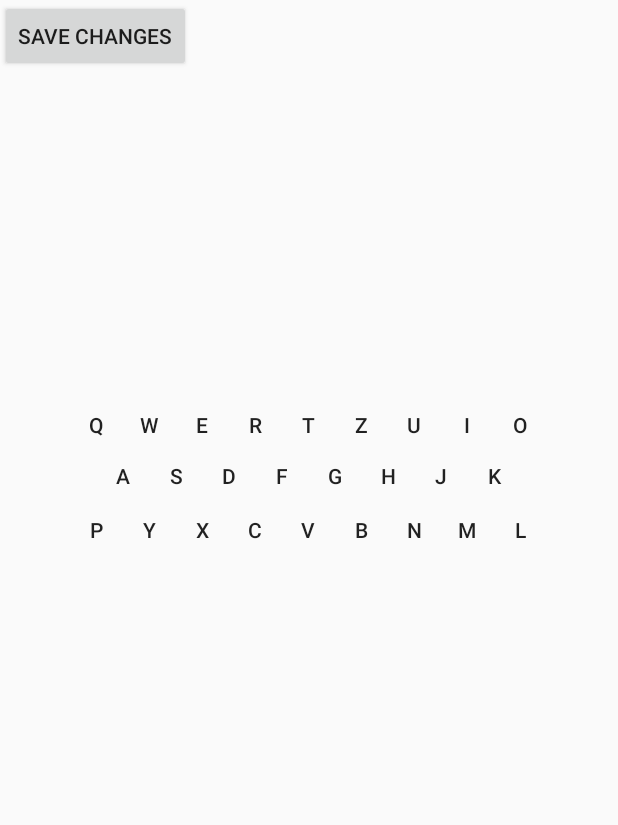
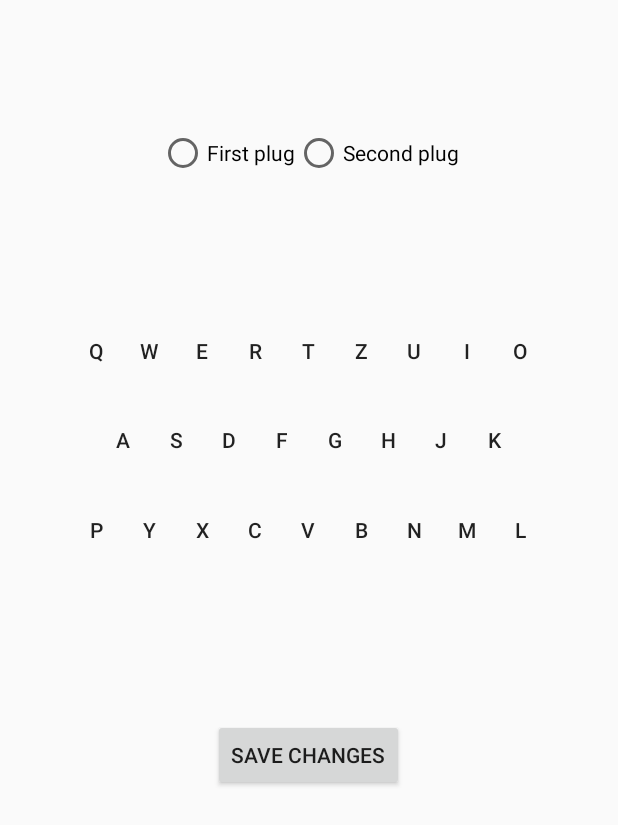
Before and after one commit to Hrichart/Enigma_LAST_OFFICIAL, an Android app: the Plugboard screen opened directly, with no data from a screen before it, on a phone screen of 412 x 824 dp. Shown: the top 825 px of the screen. Run offline under Robolectric (Android 15) with nearby library versions, the phone set to English and light mode, and no system bars.

Commit message:
last one

```diff
--- a/app/build.gradle
+++ b/app/build.gradle
@@ -4,7 +4,7 @@ android {
     compileSdkVersion 28
     defaultConfig {
         applicationId "com.example.ricca.enigma"
-        minSdkVersion 15
+        minSdkVersion 20
         targetSdkVersion 28
         versionCode 1
         versionName "1.0"
@@ -16,10 +16,12 @@ android {
             proguardFiles getDefaultProguardFile('proguard-android.txt'), 'proguard-rules.pro'
         }
     }
+    productFlavors {
+    }
 }
 
 dependencies {
-    implementation fileTree(dir: 'libs', include: ['*.jar'])
+    implementation fileTree(include: ['*.jar'], dir: 'libs')
     implementation 'com.android.support:appcompat-v7:28.0.0'
     implementation 'com.android.support.constraint:constraint-layout:1.1.3'
     implementation 'com.android.support:support-v4:28.0.0'
--- a/app/src/main/java/com/example/ricca/enigma/MainActivity.java
+++ b/app/src/main/java/com/example/ricca/enigma/MainActivity.java
@@ -53,13 +53,13 @@ public class MainActivity extends AppCompatActivity {
        editor.putInt("letter_two_key",0);
        editor.putInt("letter_three_key",0);
        editor.putInt("letter_four_key",0);
-       editor.commit();
+       editor.apply();
        Crypt_decrypt.crypt_preferences=getSharedPreferences(Crypt_decrypt.CRYPTPREFERENCES,Context.MODE_PRIVATE);
        SharedPreferences.Editor editor2=Crypt_decrypt.crypt_preferences.edit();
        editor2.putString("original_text_key","");
        editor2.putString("crypted_text2_key","");
        editor2.putString("decrypted_text2_key","");
-       editor2.commit();
+       editor2.apply();
        Intent intent = new Intent(this, Crypt_decrypt.class);
        startActivity(intent);
    }
--- a/app/src/main/java/com/example/ricca/enigma/toCrypt.java
+++ b/app/src/main/java/com/example/ricca/enigma/toCrypt.java
@@ -4,7 +4,6 @@ import android.content.ClipData;
 import android.content.ClipboardManager;
 import android.content.Context;
 import android.content.Intent;
-import android.content.SharedPreferences;
 import android.support.v7.app.AppCompatActivity;
 import android.os.Bundle;
 import android.view.View;
--- a/app/src/main/res/layout/activity_crypt.xml
+++ b/app/src/main/res/layout/activity_crypt.xml
@@ -107,7 +107,8 @@
                 android:layout_marginTop="0dp"
                 android:background="@drawable/round_shape"
                 android:onClick="openEnigma"
-                tools:ignore="ButtonStyle" /> <!--Q-->
+                tools:ignore="ButtonStyle"
+                /> <!--Q-->
             <Button
                 android:id="@+id/bttW"
                 android:layout_width="@dimen/std"
--- a/app/src/main/res/layout/activity_plugboard.xml
+++ b/app/src/main/res/layout/activity_plugboard.xml
@@ -1,20 +1,43 @@
 <?xml version="1.0" encoding="utf-8"?>
 <RelativeLayout xmlns:android="http://schemas.android.com/apk/res/android"
-    xmlns:app="http://schemas.android.com/apk/res-auto"
     xmlns:tools="http://schemas.android.com/tools"
     android:layout_width="match_parent"
     android:layout_height="match_parent"
     tools:context=".Plugboard">
+
+    <RadioGroup
+        android:layout_width="match_parent"
+        android:layout_height="wrap_content"
+        android:layout_alignParentStart="true"
+        android:layout_alignParentTop="true"
+        android:layout_marginTop="86dp"
+        android:gravity="center_horizontal"
+        android:orientation="horizontal">
+
+        <RadioButton
+            android:id="@+id/radio_plug1"
+            android:layout_width="wrap_content"
+            android:layout_height="wrap_content"
+            android:text="@string/plug1" />
+
+        <RadioButton
+            android:id="@+id/radio_plug2"
+            android:layout_width="wrap_content"
+            android:layout_height="wrap_content"
+            android:text="@string/plug2" />
+    </RadioGroup>
+
     <LinearLayout
         android:layout_width="match_parent"
         android:layout_height="wrap_content"
+        android:layout_alignParentTop="true"
         android:layout_marginStart="0dp"
-        android:layout_marginLeft="0dp"
-        android:layout_marginTop="265dp"
+        android:layout_marginTop="216dp"
         android:gravity="center_horizontal"
         android:orientation="horizontal">
+
         <Button
-        android:id="@+id/bttQ"
+            android:id="@+id/bttQ2"
             android:layout_width="@dimen/std"
             android:layout_height="@dimen/std"
             android:background="@drawable/round_shape"
@@ -22,7 +45,7 @@
             android:text="@string/Q"
             tools:ignore="ButtonStyle" /> <!--Q-->
         <Button
-        android:id="@+id/bttW"
+            android:id="@+id/bttW2"
             android:layout_width="@dimen/std"
             android:layout_height="@dimen/std"
             android:background="@drawable/round_shape"
@@ -30,7 +53,7 @@
             android:text="@string/W"
             tools:ignore="ButtonStyle" /> <!--W-->
         <Button
-        android:id="@+id/bttE"
+            android:id="@+id/bttE2"
             android:layout_width="@dimen/std"
             android:layout_height="@dimen/std"
             android:background="@drawable/round_shape"
@@ -38,7 +61,7 @@
             android:text="@string/E"
             tools:ignore="ButtonStyle" /> <!--E-->
         <Button
-        android:id="@+id/bttR"
+            android:id="@+id/bttR2"
             android:layout_width="@dimen/std"
             android:layout_height="@dimen/std"
             android:background="@drawable/round_shape"
@@ -46,7 +69,7 @@
             android:text="@string/R"
             tools:ignore="ButtonStyle" /> <!--R-->
         <Button
-        android:id="@+id/bttT"
+            android:id="@+id/bttT2"
             android:layout_width="@dimen/std"
             android:layout_height="@dimen/std"
             android:background="@drawable/round_shape"
@@ -54,7 +77,7 @@
             android:text="@string/T"
             tools:ignore="ButtonStyle" /> <!--T-->
         <Button
-        android:id="@+id/bttZ"
+            android:id="@+id/bttZ2"
             android:layout_width="@dimen/std"
             android:layout_height="@dimen/std"
             android:background="@drawable/round_shape"
@@ -62,7 +85,7 @@
             android:text="@string/Z"
             tools:ignore="ButtonStyle" /> <!--Z-->
         <Button
-        android:id="@+id/bttU"
+            android:id="@+id/bttU2"
             android:layout_width="@dimen/std"
             android:layout_height="@dimen/std"
             android:background="@drawable/round_shape"
@@ -70,7 +93,7 @@
             android:text="@string/U"
             tools:ignore="ButtonStyle" /> <!--U-->
         <Button
-        android:id="@+id/bttI"
+            android:id="@+id/bttI2"
             android:layout_width="@dimen/std"
             android:layout_height="@dimen/std"
             android:background="@drawable/round_shape"
@@ -78,7 +101,7 @@
             android:text="@string/I"
             tools:ignore="ButtonStyle" /> <!--I-->
         <Button
-        android:id="@+id/bttO"
+            android:id="@+id/bttO2"
             android:layout_width="@dimen/std"
             android:layout_height="@dimen/std"
             android:background="@drawable/round_shape"
@@ -91,16 +114,14 @@
         android:layout_width="match_parent"
         android:layout_height="wrap_content"
         android:layout_alignParentStart="true"
-        android:layout_alignParentLeft="true"
         android:layout_alignParentTop="true"
         android:layout_marginStart="0dp"
-        android:layout_marginLeft="0dp"
-        android:layout_marginTop="299dp"
+        android:layout_marginTop="275dp"
         android:gravity="center_horizontal"
         android:orientation="horizontal">
 
         <Button
-            android:id="@+id/bttA"
+            android:id="@+id/bttA2"
             android:layout_width="@dimen/std"
             android:layout_height="@dimen/std"
             android:background="@drawable/round_shape"
@@ -108,7 +129,7 @@
             android:text="@string/A"
             tools:ignore="ButtonStyle" /> <!--A-->
         <Button
-            android:id="@+id/bttS"
+            android:id="@+id/bttS2"
             android:layout_width="@dimen/std"
             android:layout_height="@dimen/std"
             android:background="@drawable/round_shape"
@@ -116,7 +137,7 @@
             android:text="@string/S"
             tools:ignore="ButtonStyle" /> <!--S-->
         <Button
-            android:id="@+id/bttD"
+            android:id="@+id/bttD2"
             android:layout_width="@dimen/std"
             android:layout_height="@dimen/std"
             android:background="@drawable/round_shape"
@@ -124,7 +145,7 @@
             android:text="@string/D"
             tools:ignore="ButtonStyle" /> <!--D-->
         <Button
-            android:id="@+id/bttF"
+            android:id="@+id/bttF2"
             android:layout_width="@dimen/std"
             android:layout_height="@dimen/std"
             android:background="@drawable/round_shape"
@@ -132,7 +153,7 @@
             android:text="@string/F"
             tools:ignore="ButtonStyle" /> <!--F-->
         <Button
-            android:id="@+id/bttG"
+            android:id="@+id/bttG2"
             android:layout_width="@dimen/std"
             android:layout_height="@dimen/std"
             android:background="@drawable/round_shape"
@@ -140,7 +161,7 @@
             android:text="@string/G"
             tools:ignore="ButtonStyle" /> <!--G-->
         <Button
-            android:id="@+id/bttH"
+            android:id="@+id/bttH2"
             android:layout_width="@dimen/std"
             android:layout_height="@dimen/std"
             android:background="@drawable/round_shape"
@@ -148,7 +169,7 @@
             android:text="@string/H"
             tools:ignore="ButtonStyle" /> <!--H-->
         <Button
-            android:id="@+id/bttJ"
+            android:id="@+id/bttJ2"
             android:layout_width="@dimen/std"
             android:layout_height="@dimen/std"
             android:background="@drawable/round_shape"
@@ -156,7 +177,7 @@
             android:text="@string/J"
             tools:ignore="ButtonStyle" /> <!--J-->
         <Button
-            android:id="@+id/bttK"
+            android:id="@+id/bttK2"
             android:layout_width="@dimen/std"
             android:layout_height="@dimen/std"
             android:background="@drawable/round_shape"
@@ -170,15 +191,13 @@
      android:layout_width="match_parent"
      android:layout_height="wrap_content"
      android:layout_alignParentStart="true"
-     android:layout_alignParentLeft="true"
      android:layout_alignParentTop="true"
      android:layout_marginStart="0dp"
-     android:layout_marginLeft="0dp"
      android:layout_marginTop="335dp"
      android:gravity="center_horizontal"
      android:orientation="horizontal">
      <Button
-      android:id="@+id/bttP"
+      android:id="@+id/bttP2"
       android:layout_width="@dimen/std"
       android:layout_height="@dimen/std"
       android:background="@drawable/round_shape"
@@ -186,7 +205,7 @@
       android:text="@string/P"
     tools:ignore="ButtonStyle" /> <!--P-->
      <Button
-     android:id="@+id/bttY"
+     android:id="@+id/bttY2"
      android:layout_width="@dimen/std"
      android:layout_height="@dimen/std"
      android:background="@drawable/round_shape"
@@ -194,7 +213,7 @@
      android:text="@string/Y"
      tools:ignore="ButtonStyle" /> <!--Y-->
      <Button
-      android:id="@+id/bttX"
+      android:id="@+id/bttX2"
       android:layout_width="@dimen/std"
       android:layout_height="@dimen/std"
       android:background="@drawable/round_shape"
@@ -202,7 +221,7 @@
       android:text="@string/X"
     tools:ignore="ButtonStyle" /> <!--X-->
      <Button
-      android:id="@+id/bttC"
+      android:id="@+id/bttC2"
       android:layout_width="@dimen/std"
       android:layout_height="@dimen/std"
       android:background="@drawable/round_shape"
@@ -210,7 +229,7 @@
       android:text="@string/C"
       tools:ignore="ButtonStyle" /> <!--C-->
      <Button
-      android:id="@+id/bttV"
+      android:id="@+id/bttV2"
       android:layout_width="@dimen/std"
       android:layout_height="@dimen/std"
       android:background="@drawable/round_shape"
@@ -218,7 +237,7 @@
       android:text="@string/V"
       tools:ignore="ButtonStyle" /> <!--V-->
      <Button
-      android:id="@+id/bttB"
+      android:id="@+id/bttB2"
       android:layout_width="@dimen/std"
       android:layout_height="@dimen/std"
       android:background="@drawable/round_shape"
@@ -226,7 +245,7 @@
       android:text="@string/B"
       tools:ignore="ButtonStyle" /> <!--B-->
      <Button
-      android:id="@+id/bttN"
+      android:id="@+id/bttN2"
       android:layout_width="@dimen/std"
       android:layout_height="@dimen/std"
       android:background="@drawable/round_shape"
@@ -234,7 +253,7 @@
       android:text="@string/N"
       tools:ignore="ButtonStyle" /> <!--N-->
      <Button
-      android:id="@+id/bttM"
+      android:id="@+id/bttM2"
       android:layout_width="@dimen/std"
       android:layout_height="@dimen/std"
       android:background="@drawable/round_shape"
@@ -242,7 +261,7 @@
       android:text="@string/M"
       tools:ignore="ButtonStyle" /> <!--M-->
      <Button
-      android:id="@+id/bttL"
+      android:id="@+id/bttL2"
       android:layout_width="@dimen/std"
       android:layout_height="@dimen/std"
       android:background="@drawable/round_shape"
@@ -255,6 +274,9 @@
         android:id="@+id/save"
         android:layout_width="wrap_content"
         android:layout_height="wrap_content"
+        android:layout_alignParentTop="true"
+        android:layout_centerHorizontal="true"
+        android:layout_marginTop="479dp"
         android:layout_weight="1"
         android:onClick="save"
         android:text="@string/save" />
--- a/app/src/main/res/values/strings.xml
+++ b/app/src/main/res/values/strings.xml
@@ -29,6 +29,9 @@
     <string name="view_text_btt">View texts</string>
     <string name="back">Back</string>
     <string name="copy">Text copied!</string>
+    <string name="plug1">First plug</string>
+    <string name="plug2">Second plug</string>
+
 
     <string name="A">A</string>
     <string name="B">B</string>
```
Also changed, not shown: app/src/main/java/com/example/ricca/enigma/Crypt_decrypt.java (+41 -3 lines), app/src/main/java/com/example/ricca/enigma/Plugboard.java (+109 -0 lines), app/src/main/java/com/example/ricca/enigma/Rotors.java (+20 -66 lines), 1 other file. Lines whose indentation alone changed are shown as unchanged.
